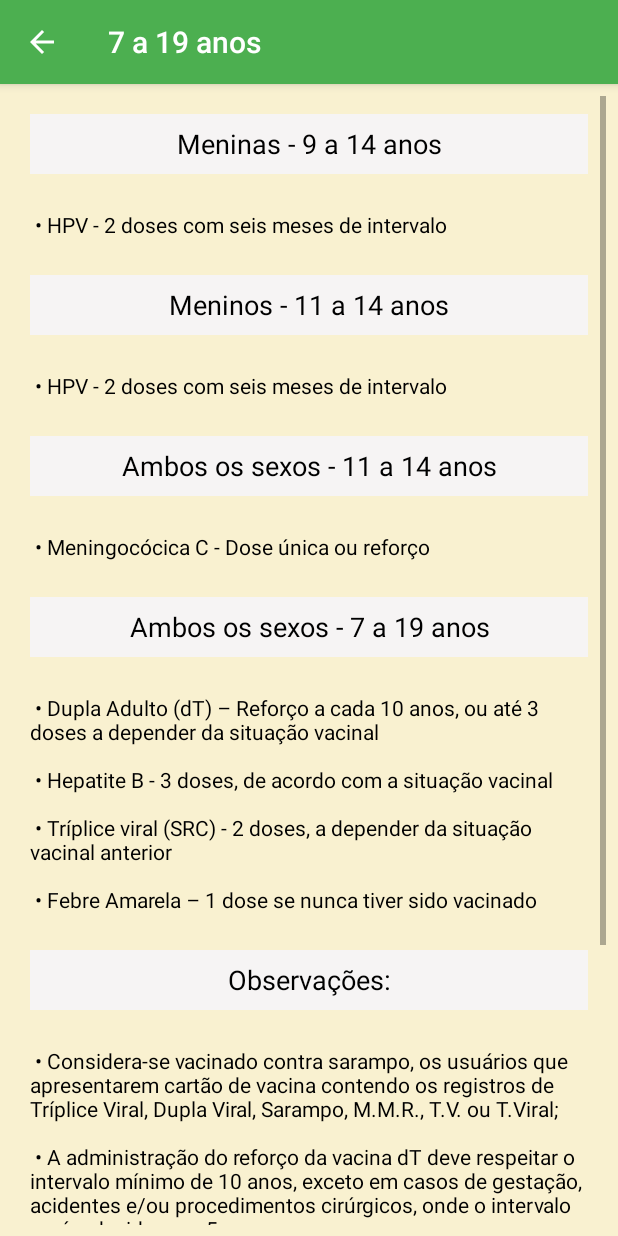
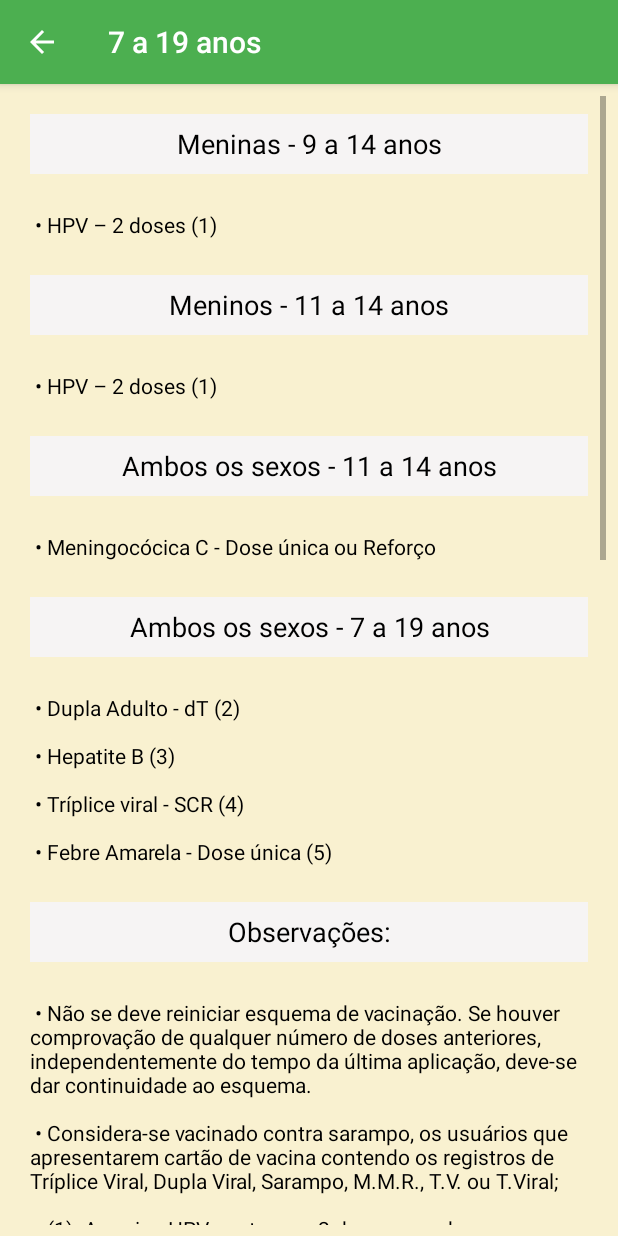
Before and after one commit to andreljgois/CalendriodeVacinao5, an Android app: the Setea19Activity screen opened directly, with no data from a screen before it, on a phone screen of 412 x 824 dp. Run offline under Robolectric (Android 15) with nearby library versions, the phone set to English and light mode, and no system bars.

Commit message:
Atualização do calendário

```diff
--- a/app/src/main/res/layout/activity_setea19.xml
+++ b/app/src/main/res/layout/activity_setea19.xml
@@ -47,10 +47,10 @@
 
             <TextView
                 android:id="@+id/textView3"
-                android:layout_width="551dp"
+                android:layout_width="match_parent"
                 android:layout_height="wrap_content"
                 android:layout_margin="@dimen/botaotexto"
-                android:text=" • HPV - 2 doses com seis meses de intervalo"
+                android:text=" • HPV – 2 doses (1)"
                 android:textColor="@android:color/black"
                 app:layout_constraintStart_toStartOf="parent"
                 app:layout_constraintTop_toBottomOf="@+id/textView2" />
@@ -75,10 +75,10 @@
 
             <TextView
                 android:id="@+id/textView8"
-                android:layout_width="551dp"
+                android:layout_width="match_parent"
                 android:layout_height="wrap_content"
                 android:layout_margin="@dimen/botaotexto"
-                android:text=" • HPV - 2 doses com seis meses de intervalo"
+                android:text=" • HPV – 2 doses (1)"
                 android:textColor="@android:color/black"
                 app:layout_constraintStart_toStartOf="parent"
                 app:layout_constraintTop_toBottomOf="@+id/textView7" />
@@ -101,10 +101,10 @@
 
             <TextView
                 android:id="@+id/textView10"
-                android:layout_width="wrap_content"
+                android:layout_width="match_parent"
                 android:layout_height="wrap_content"
                 android:layout_margin="@dimen/botaotexto"
-                android:text=" • Meningocócica C - Dose única ou reforço"
+                android:text=" • Meningocócica C - Dose única ou Reforço"
                 android:textColor="@android:color/black"
                 app:layout_constraintStart_toStartOf="parent"
                 app:layout_constraintTop_toBottomOf="@+id/textView9" />
@@ -130,10 +130,10 @@
                 android:layout_width="wrap_content"
                 android:layout_height="wrap_content"
                 android:layout_margin="@dimen/botaotexto"
-                android:text=" • Dupla Adulto (dT) – Reforço a cada 10 anos, ou até 3 doses a depender da situação vacinal\n\n
-• Hepatite B - 3 doses, de acordo com a situação vacinal\n\n
-• Tríplice viral (SRC) - 2 doses, a depender da situação vacinal anterior\n\n
-• Febre Amarela – 1 dose se nunca tiver sido vacinado"
+                android:text=" • Dupla Adulto - dT (2)\n\n
+• Hepatite B (3)\n\n
+• Tríplice viral - SCR (4)\n\n
+• Febre Amarela - Dose única (5)"
                 android:textColor="@android:color/black"
                 app:layout_constraintStart_toStartOf="parent"
                 app:layout_constraintTop_toBottomOf="@+id/textView11" />
@@ -160,10 +160,27 @@
                 android:layout_width="match_parent"
                 android:layout_height="wrap_content"
                 android:layout_margin="@dimen/botaotexto"
-                android:text=" • Considera-se vacinado contra sarampo, os usuários que apresentarem cartão de vacina contendo os registros de Tríplice Viral, Dupla Viral, Sarampo, M.M.R., T.V. ou T.Viral;\n\n
-• A administração do reforço da vacina dT deve respeitar o intervalo mínimo de 10 anos, exceto em casos de gestação, acidentes e/ou procedimentos cirúrgicos, onde o intervalo será reduzido para 5 anos;\n\n
-• A administração das vacinas dT, Hepatite B e Triplíce Viral (SRC), estão condicionadas a apresentação do Cartão de Vacinação, onde a falta do mesmo implicará na iniciação de um novo esquema vacinal;\n\n
-• Não se deve reiniciar esquema de vacinação. Se houver comprovação de qualquer número de doses anteriores, independentemente do tempo da última aplicação, deve-se dar continuidade ao esquema.\n\n\n\n"
+                android:text=" • Não se deve reiniciar esquema de vacinação. Se houver comprovação de qualquer número de doses anteriores, independentemente do tempo da última aplicação, deve-se dar continuidade ao esquema.\n\n
+• Considera-se vacinado contra sarampo, os usuários que apresentarem cartão de vacina contendo os registros de Tríplice Viral, Dupla Viral, Sarampo, M.M.R., T.V. ou T.Viral;\n\n
+• (1). A vacina HPV conta com 2 doses, que devem ser administradas com intervalo mínimo entre elas de 6 meses;\n\n
+• (2). Dupla Adulto, se houver comprovação de doses anteriores:\n\n
+- 3 doses. Deverá ser administrado 1 dose de reforço após 10 anos da última dose.\n\n
+- 2 doses. Deverá ser administrado 1 dose (respeitar intervalo mínimo de 30 dias da última dose encontrada no cartão de vacinação) e agendar a próxima vacina para 10 anos.\n\n
+- 1 dose. Deverá ser administrado a 2ª dose (respeitar intervalo mínimo de 30 dias da última dose encontrada no cartão de vacinação) e agendar a próxima para 60 dias. Após a administração da 3ª dose agendar nova vacina para 10 anos.\n\n
+ Se não houver comprovação de vacinação, deverá ser iniciado o esquema com 3 doses, sendo o intervalo recomendado entre cada dose 60 dias.\n\n
+ ATENÇÃO: Deverá ser antecipado o reforço da vacina Dupla Adulto em casos de acidente, procedimentos cirúrgicos e gestação. Nesse caso o reforço se dará após 5 anos da última dose.\n\n
+• (3). Hepatite B, se houver comprovação doses anteriores:\n\n
+- 3 doses. Considerar vacinado.\n\n
+- 2 doses. Se a última dose administrada tiver 6 meses ou mais, administrar 1 dose.\n\n
+- 1 dose. Se a última dose tiver mais de 30 dias, deverá ser administrado 1 dose e agendar a próxima para no mínimo 6 meses após a primeira. Caso a dose encontrada no cartão tenha mais de 6 meses, o intervalo entre a dose atual e a próxima será de 60 dias.\n\n
+ Se não houver comprovação de vacinação, deverá ser iniciado o esquema com 3 doses, sendo a primeira administrada no dia, a segunda 30 dias após a primeira e a terceira 6 meses após a primeira.\n\n
+• (4). Tríplice Viral, se houver comprovação de doses anteriores:\n\n
+- 2 doses ou mais, não vacinar.\n\n
+- 1 dose, administrar mais 1 dose. Respeitar intervalo mínimo de 30 dias da útima dose registrada.\n\n
+ Se não houver comprovação de vacinas anteriores, administra 1ª dose e agendar a 2ª para 60 dias.\n\n
+ ATENÇÃO: Deverá ser respeitado o intervalo mínimo de 30 dias entre as vacinas Tríplice Víral e Febre Amarela.\n\n
+• (5). A administração da vacina Febre Amarela, está condicionada a região de residência do usuário;\n\n\n\n
+"
                 android:textColor="@android:color/black"
                 app:layout_constraintStart_toStartOf="parent" />
 
```
Also changed, not shown: app/src/main/res/layout/activity_gestante.xml (+16 -8 lines), app/src/main/res/layout/activity_sessenta.xml (+15 -6 lines), app/src/main/res/layout/activity_vintea59.xml (+29 -8 lines), app/src/main/res/layout/activity_zeroa6.xml (+9 -6 lines).
